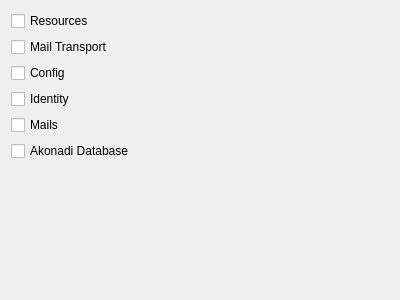
chusopr/kdepim-ktimetracker-akonadi, file backupmail/ui/selecttypewidget.ui: the form before one commit.
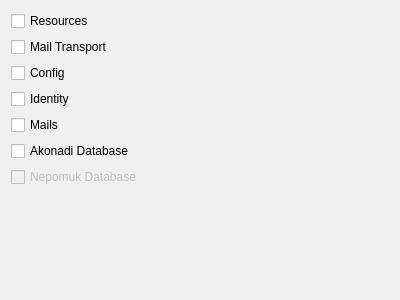
The form after the commit.

What changed in the file:
```diff
--- a/backupmail/ui/selecttypewidget.ui
+++ b/backupmail/ui/selecttypewidget.ui
@@ -56,6 +56,16 @@
      </property>
     </widget>
    </item>
+   <item>
+    <widget class="QCheckBox" name="akonadi_2">
+     <property name="enabled">
+      <bool>false</bool>
+     </property>
+     <property name="text">
+      <string>Nepomuk Database</string>
+     </property>
+    </widget>
+   </item>
    <item>
     <spacer name="verticalSpacer">
      <property name="orientation">
```
